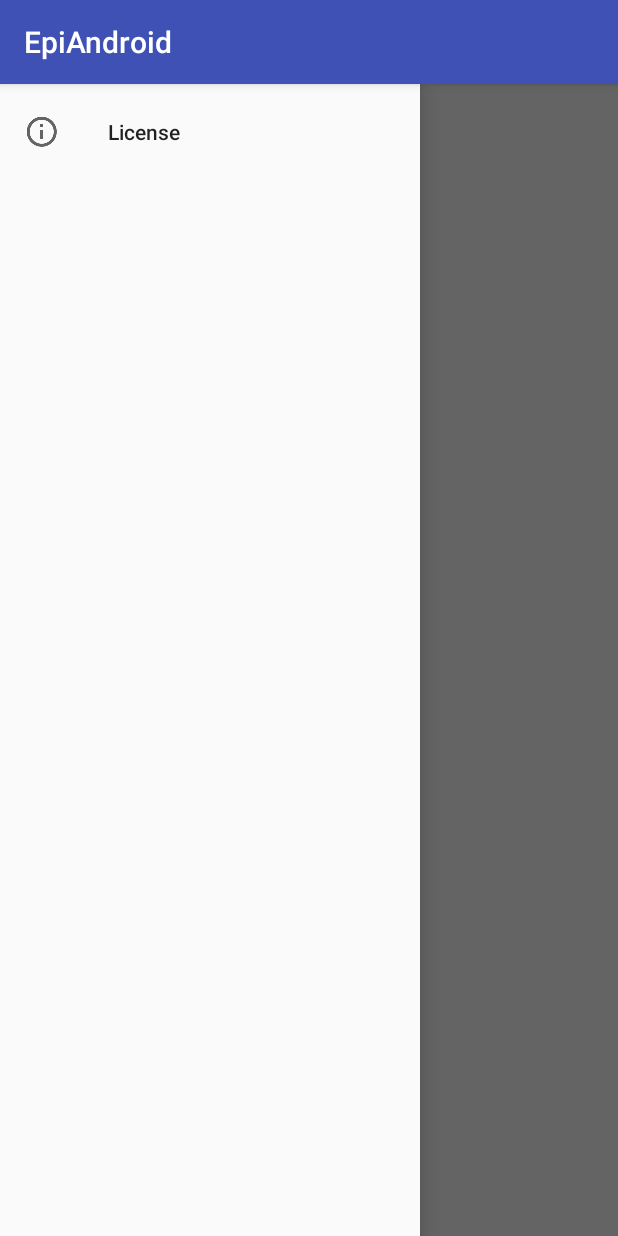
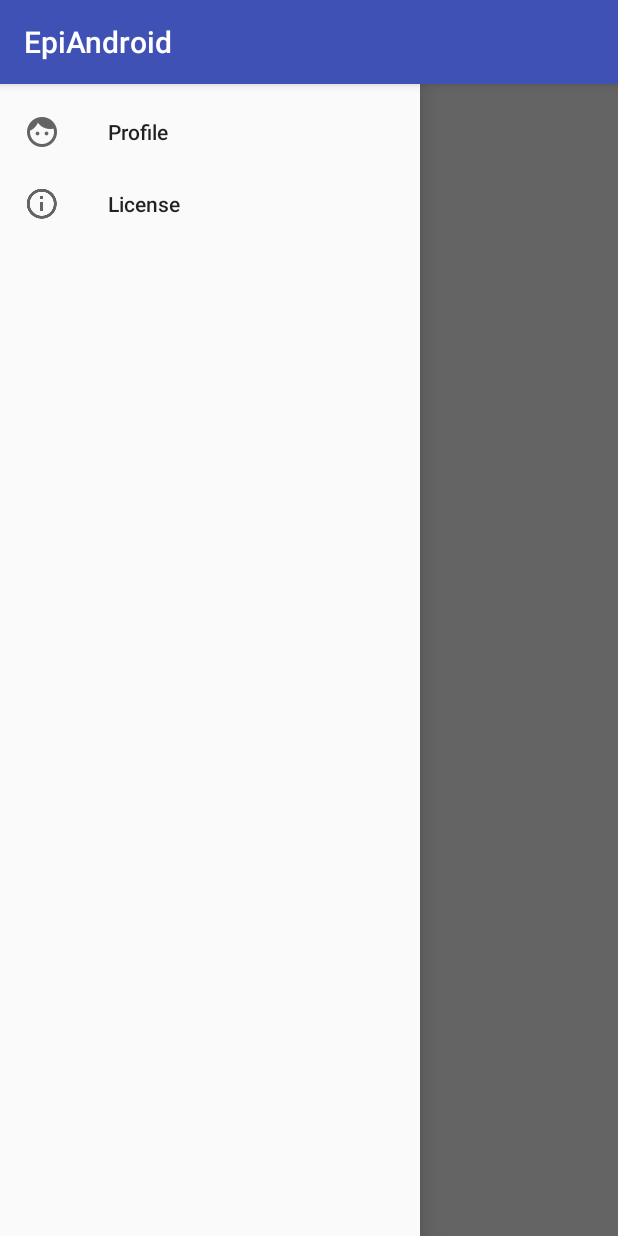
Before and after one commit to dorianamouroux/intra-epitech-client-android, an Android app: the HomeActivity screen opened directly, with no data from a screen before it, with the side drawer open, on a phone screen of 412 x 824 dp. Run offline under Robolectric (Android 15) with nearby library versions, the phone set to English and light mode, and no system bars.

Commit message:
New menu added... Still got to add the button

```diff
--- a/app/src/main/res/layout/navigation_drawer.xml
+++ b/app/src/main/res/layout/navigation_drawer.xml
@@ -11,7 +11,6 @@
         android:layout_height="match_parent" />
     <!-- The navigation drawer -->
     <ListView android:id="@+id/leftDrawer"
-        android:entries="@array/planets_array"
         android:layout_width="240dp"
         android:layout_height="match_parent"
         android:layout_gravity="start"
--- a/app/src/main/res/menu/drawer_view.xml
+++ b/app/src/main/res/menu/drawer_view.xml
@@ -7,6 +7,11 @@
         <!--android:title="@string/"/>-->
     <!-- EXEMPLE -->
 
+    <item
+        android:id="@+id/profile"
+        android:icon="@drawable/ic_face_black"
+        android:title="@string/action_profile"/>
+
     <group android:checkableBehavior="single">
         <item
             android:id="@+id/license"
```
Also changed, not shown: app/src/main/java/android/dorianamouroux/fr/epiandroid/DrawerItemClickListener.java (deleted, +0 -44 lines), app/src/main/java/android/dorianamouroux/fr/epiandroid/PlanetFragment.java (deleted, +0 -35 lines), app/src/main/res/values/strings.xml (+1 -11 lines), app/src/main/res/drawable-hdpi/ic_face_black.png (added), app/src/main/res/drawable-mdpi/ic_face_black.png (added), app/src/main/res/drawable-xhdpi/ic_face_black.png (added), app/src/main/res/drawable-xxhdpi/ic_face_black.png (added), app/src/main/res/drawable-xxxhdpi/ic_face_black.png (added).
